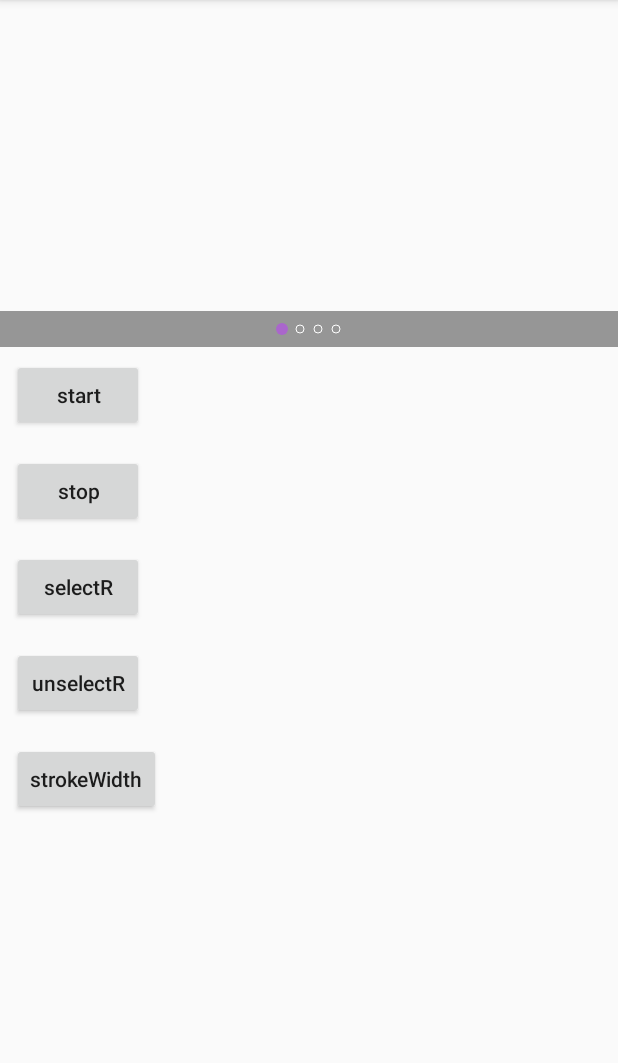
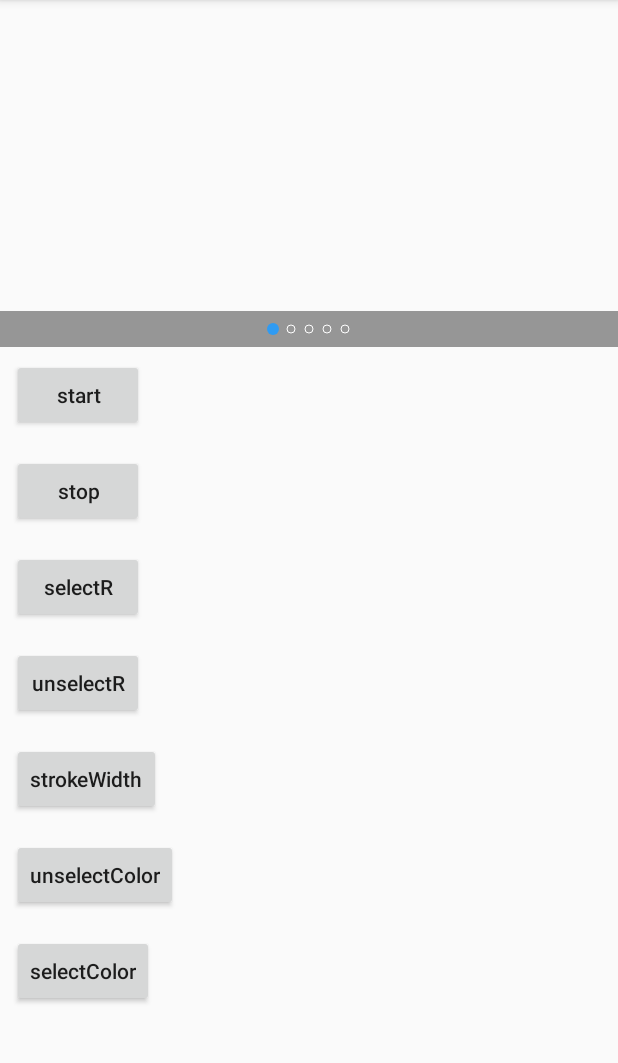
Before and after one commit to zhangshangtijian/zstjbanner, an Android app: the screen it shows after launch (MainActivity), on a phone screen of 412 x 824 dp, the part 84-1147 px from its top. Run offline under Robolectric (Android 15) with nearby library versions, the phone set to English and light mode, and no system bars; our stand-ins replace RxJava; libraries missing offline, so code that uses them is left out: com.facebook.drawee, com.facebook.imagepipeline, rx.android.schedulers, rx.functions, rx.schedulers; 11 statements that could not run were skipped.

Commit message:
add change color

```diff
--- a/app/build.gradle
+++ b/app/build.gradle
@@ -24,6 +24,6 @@ dependencies {
     testCompile 'junit:junit:4.12'
     compile 'com.android.support:appcompat-v7:23.4.0'
     compile 'com.android.support:support-v4:23.4.0'
-    //    compile 'com.ihaozhuo.library:banner:1.0.0'
+//    compile 'com.ihaozhuo.library:banner:1.0.1'
     compile project(':banner')
 }
--- a/app/src/main/java/haozhuo/ihaozhuo/autobanner/MainActivity.java
+++ b/app/src/main/java/haozhuo/ihaozhuo/autobanner/MainActivity.java
@@ -8,7 +8,7 @@ import android.view.View;
 import com.facebook.drawee.backends.pipeline.Fresco;
 import com.ihaozhuo.library.AutoBanner;
 import com.ihaozhuo.library.FrescoUtils.ImageLoadUtils;
-import com.ihaozhuo.library.ViewPagerIndicator;
+import com.ihaozhuo.library.commen.ViewPagerIndicator;
 
 import java.util.ArrayList;
 
@@ -27,6 +27,7 @@ public class MainActivity extends AppCompatActivity {
         banner = (AutoBanner) findViewById(R.id.banner);
         initIndicator();
         banner.bindIndicator(mIndicator);
+        banner.setLoadingDrawable(R.drawable.loading);
 //        banner.addIndicator();
 //        banner.setOnBannerClickListener(new View.OnClickListener() {
 //            @Override
@@ -37,7 +38,8 @@ public class MainActivity extends AppCompatActivity {
         DATAS.add("res:///" + R.drawable.banner1);
         DATAS.add("res:///" + R.drawable.banner2);
         DATAS.add("res:///" + R.drawable.banner3);
-        DATAS.add("http://pic56.nipic.com/file/20141227/19674963_215052431000_2.jpg");
+        DATAS.add("http://tnfs.tngou.net/image/info/161128/2217d85bd71c9a4ea1224a998ed183e6.png");
+        DATAS.add("http://tnfs.tngou.net/image/info/161128/976734466fc4aaa26abead1b46899f45.jpg");
         banner.setImgRes(DATAS);
     }
 
@@ -66,4 +68,12 @@ public class MainActivity extends AppCompatActivity {
         mIndicator.setUnselectedStrokeWidth(3);
     }
 
+    public void selectColor(View v) {
+        mIndicator.setSelectedColor(R.color.androidColorD);
+    }
+
+    public void unselectColor(View v) {
+        mIndicator.setUnselectedColor(R.color.androidColorE);
+    }
+
 }
--- a/app/src/main/res/layout/activity_main.xml
+++ b/app/src/main/res/layout/activity_main.xml
@@ -1,10 +1,12 @@
 <?xml version="1.0" encoding="utf-8"?>
-<LinearLayout xmlns:android="http://schemas.android.com/apk/res/android"
-    xmlns:tools="http://schemas.android.com/tools"
+<ScrollView xmlns:android="http://schemas.android.com/apk/res/android"
+    android:layout_width="match_parent"
+    android:layout_height="match_parent">
+
+    <LinearLayout
         android:layout_width="match_parent"
         android:layout_height="match_parent"
-    android:orientation="vertical"
-    tools:context="haozhuo.ihaozhuo.autobanner.MainActivity">
+        android:orientation="vertical">
 
         <!--<FrameLayout-->
         <!--android:layout_width="match_parent"-->
@@ -15,7 +17,7 @@
             android:layout_width="match_parent"
             android:layout_height="wrap_content" />
 
-    <!--<com.ihaozhuo.library.ViewPagerIndicator xmlns:indicator="http://schemas.android.com/apk/res-auto"-->
+        <!--<com.ihaozhuo.library.commen.ViewPagerIndicator xmlns:indicator="http://schemas.android.com/apk/res-auto"-->
         <!--android:id="@+id/indicator"-->
         <!--android:layout_width="wrap_content"-->
         <!--android:layout_height="24dp"-->
@@ -61,6 +63,7 @@
             android:onClick="unselectR"
             android:text="unselectR"
             android:textAllCaps="false" />
+
         <Button
             android:layout_width="wrap_content"
             android:layout_height="wrap_content"
@@ -69,5 +72,22 @@
             android:text="strokeWidth"
             android:textAllCaps="false" />
 
+        <Button
+            android:layout_width="wrap_content"
+            android:layout_height="wrap_content"
+            android:layout_margin="@dimen/activity_horizontal_margin"
+            android:onClick="unselectColor"
+            android:text="unselectColor"
+            android:textAllCaps="false" />
+
+        <Button
+            android:layout_width="wrap_content"
+            android:layout_height="wrap_content"
+            android:layout_margin="@dimen/activity_horizontal_margin"
+            android:onClick="selectColor"
+            android:text="selectColor"
+            android:textAllCaps="false" />
+
 
     </LinearLayout>
+</ScrollView>
--- a/banner/build.gradle
+++ b/banner/build.gradle
@@ -9,7 +9,7 @@ android {
         minSdkVersion 16
         targetSdkVersion 23
         versionCode 1
-        versionName "1.0.0"
+        versionName "1.0.1"
     }
     buildTypes {
         release {
@@ -22,7 +22,6 @@ android {
 
 dependencies {
     compile fileTree(dir: 'libs', include: ['*.jar'])
-    testCompile 'junit:junit:4.12'
     compile 'com.android.support:appcompat-v7:23.4.0'
     compile 'com.android.support:support-v4:23.4.0'
     compile 'io.reactivex:rxandroid:1.1.0'
--- a/banner/src/main/java/com/ihaozhuo/library/AutoBanner.java
+++ b/banner/src/main/java/com/ihaozhuo/library/AutoBanner.java
@@ -7,10 +7,14 @@ import android.view.Gravity;
 import android.view.WindowManager;
 import android.view.animation.Interpolator;
 import android.widget.FrameLayout;
+import android.widget.RelativeLayout;
 import android.widget.Scroller;
 
+import com.ihaozhuo.library.commen.BannerPager;
 import com.ihaozhuo.library.FrescoUtils.FrescoPagerAdapter;
 import com.ihaozhuo.library.FrescoUtils.ImageLoadUtils;
+import com.ihaozhuo.library.commen.Constants;
+import com.ihaozhuo.library.commen.ViewPagerIndicator;
 
 import java.lang.reflect.Field;
 import java.util.ArrayList;
@@ -34,8 +38,8 @@ import rx.schedulers.Schedulers;
  */
 public class AutoBanner extends FrameLayout {
     private int SpeedSCROLL = 800;// 滑动速度
-    private static final int MP = FrameLayout.LayoutParams.MATCH_PARENT;
-    private static final int WC = FrameLayout.LayoutParams.WRAP_CONTENT;
+    private static final int MP = RelativeLayout.LayoutParams.MATCH_PARENT;
+    private static final int WC = RelativeLayout.LayoutParams.WRAP_CONTENT;
     int width = 0;
     int height = 0;
 
@@ -43,7 +47,7 @@ public class AutoBanner extends FrameLayout {
     private int mPagerCount = 1;
     //自动播放时间
     private int mAutoPalyTime = 4000;
-    private ViewPager mViewPager;
+    private BannerPager mViewPager;
     private ViewPagerIndicator mIndicator;
     private FrescoPagerAdapter mPagerAdapter;
 
@@ -77,8 +81,17 @@ public class AutoBanner extends FrameLayout {
      *
      * @param clickListener
      */
-    public void setOnBannerClickListener(OnClickListener clickListener) {
-        mPagerAdapter.setOnBannerClickListener(clickListener);
+    public void setOnBannerItemClickListener(FrescoPagerAdapter.onBannerItemClickListener clickListener) {
+        mPagerAdapter.setOnBannerItemClickListener(clickListener);
+    }
+
+    /**
+     * 设置轮播图LoadingDrawable
+     *
+     * @param drawable
+     */
+    public void setLoadingDrawable(int drawable) {
+        mPagerAdapter.setLoadingDrawable(drawable);
     }
 
     /**
@@ -95,7 +108,9 @@ public class AutoBanner extends FrameLayout {
             mViewPager.setCurrentItem(mPagerCount * Constants.PAGERCOUNT / 2, false);
             startAutoPlay();
         }
-        mIndicator.setNumber(mPagerCount);
+        if (mIndicator != null) {
+            mIndicator.setNumber(mPagerCount);
+        }
     }
 
     /**
@@ -108,6 +123,7 @@ public class AutoBanner extends FrameLayout {
         lp.gravity = Gravity.BOTTOM;
         mIndicator.setLayoutParams(lp);
         addView(mIndicator);
+        mIndicator.setNumber(mPagerCount);
     }
 
     /**
@@ -122,6 +138,7 @@ public class AutoBanner extends FrameLayout {
         lp.gravity = Gravity.BOTTOM;
         mIndicator.setLayoutParams(lp);
         addView(mIndicator);
+        mIndicator.setNumber(mPagerCount);
     }
 
     /**
@@ -134,13 +151,14 @@ public class AutoBanner extends FrameLayout {
         mIndicator = indicator;
         mIndicator.setLayoutParams(params);
         addView(mIndicator);
+        mIndicator.setNumber(mPagerCount);
     }
 
 
     private void initView(Context context) {
-        mViewPager = new ViewPager(context);
-        addView(mViewPager, new FrameLayout.LayoutParams(MP, MP));
-        mPagerAdapter = new FrescoPagerAdapter(context);
+        mViewPager = new BannerPager(context);
+        addView(mViewPager);
+        mPagerAdapter = new FrescoPagerAdapter(context, width, height);
         mViewPager.setAdapter(mPagerAdapter);
         mViewPager.setOnPageChangeListener(new ViewPager.OnPageChangeListener() {
             @Override
--- a/banner/src/main/java/com/ihaozhuo/library/AutoBanner2.java
+++ b/banner/src/main/java/com/ihaozhuo/library/AutoBanner2.java
@@ -13,6 +13,9 @@ import android.widget.ImageView;
 import android.widget.RelativeLayout;
 import android.widget.Scroller;
 import android.widget.Toast;
+
+import com.ihaozhuo.library.commen.CustomImagerView;
+import com.ihaozhuo.library.commen.ViewPagerIndicator;
 
 import java.lang.reflect.Field;
 import java.util.concurrent.TimeUnit;
--- a/banner/src/main/java/com/ihaozhuo/library/FrescoUtils/FrescoPagerAdapter.java
+++ b/banner/src/main/java/com/ihaozhuo/library/FrescoUtils/FrescoPagerAdapter.java
@@ -6,9 +6,9 @@ import android.support.v4.view.ViewPager;
 import android.view.View;
 import android.view.ViewGroup;
 import android.widget.ImageView;
-import android.widget.Toast;
 
-import com.ihaozhuo.library.Constants;
+import com.facebook.imagepipeline.common.ResizeOptions;
+import com.ihaozhuo.library.commen.Constants;
 import com.ihaozhuo.library.R;
 
 import java.util.ArrayList;
@@ -21,11 +21,17 @@ public class FrescoPagerAdapter extends PagerAdapter {
     private List<Width16Heigth9DraweeView> mCacheViews = new ArrayList<>();
     private List<String> mImgRes;
     private Context mContext;
-    private View.OnClickListener mOnClickListener;
+    private onBannerItemClickListener mOnBannerItemClickListener;
+    private int width;
+    private int height;
+    private int loadingDrawable = -1;
 
-    public FrescoPagerAdapter(Context context) {
+
+    public FrescoPagerAdapter(Context context, int width, int height) {
+        this.width = width;
+        this.height = height;
         mImgRes = new ArrayList();
-        mImgRes.add("res:///" + R.drawable.banner);
+        mImgRes.add("res:///" + R.drawable.zbanner);
         mContext = context;
     }
 
@@ -35,8 +41,12 @@ public class FrescoPagerAdapter extends PagerAdapter {
         notifyDataSetChanged();
     }
 
-    public void setOnBannerClickListener(View.OnClickListener onClickListener) {
-        mOnClickListener = onClickListener;
+    public void setOnBannerItemClickListener(onBannerItemClickListener onClickListener) {
+        mOnBannerItemClickListener = onClickListener;
+    }
+
+    public void setLoadingDrawable(int drawable) {
+        loadingDrawable = drawable;
     }
 
     @Override
@@ -60,14 +70,17 @@ public class FrescoPagerAdapter extends PagerAdapter {
             iv.setLayoutParams(new ViewPager.LayoutParams());
             iv.setScaleType(ImageView.ScaleType.CENTER_CROP);
         }
-        ImageLoadUtils.getInstance().display(mImgRes.get(index), iv);
+        ResizeOptions resizeOptions = new ResizeOptions(width, height);
+        if (loadingDrawable != -1) {
+            ImageLoadUtils.getInstance().display(mImgRes.get(index), iv, loadingDrawable, resizeOptions);
+        } else {
+            ImageLoadUtils.getInstance().display(mImgRes.get(index), iv, R.drawable.zbanner, resizeOptions);
+        }
         iv.setOnClickListener(new View.OnClickListener() {
             @Override
             public void onClick(View v) {
-                if (mOnClickListener == null) {
-                    Toast.makeText(mContext, "click :" + (index + 1), Toast.LENGTH_SHORT).show();
-                } else {
-                    mOnClickListener.onClick(v);
+                if (mOnBannerItemClickListener != null) {
+                    mOnBannerItemClickListener.onItemClick(index);
                 }
             }
         });
@@ -80,4 +93,9 @@ public class FrescoPagerAdapter extends PagerAdapter {
         container.removeView((View) object);
         mCacheViews.add((Width16Heigth9DraweeView) object);
     }
+
+    public interface onBannerItemClickListener {
+        void onItemClick(int position);
+    }
+
 }
--- a/banner/src/main/java/com/ihaozhuo/library/MyPagerAdapter.java
+++ b/banner/src/main/java/com/ihaozhuo/library/MyPagerAdapter.java
@@ -8,6 +8,9 @@ import android.view.View;
 import android.view.ViewGroup;
 import android.widget.ImageView;
 import android.widget.Toast;
+
+import com.ihaozhuo.library.commen.Constants;
+import com.ihaozhuo.library.commen.CustomImagerView;
 
 import java.util.ArrayList;
 import java.util.List;
@@ -23,7 +26,7 @@ public class MyPagerAdapter extends PagerAdapter {
 
     public MyPagerAdapter(Context context) {
         mImgRes = new ArrayList();
-        mImgRes.add(R.drawable.banner);
+        mImgRes.add(R.drawable.zbanner);
         mContext = context;
     }
 
--- /dev/null
+++ b/banner/src/main/java/com/ihaozhuo/library/commen/BannerPager.java
@@ -0,0 +1,36 @@
+package com.ihaozhuo.library.commen;
+
+import android.content.Context;
+import android.support.v4.view.ViewPager;
+import android.util.AttributeSet;
+import android.view.WindowManager;
+
+public class BannerPager extends ViewPager {
+    int width = 0;
+    int height = 0;
+
+    public BannerPager(Context context) {
+        super(context);
+        WindowManager wm = (WindowManager) getContext().getSystemService(
+                Context.WINDOW_SERVICE);
+        width = wm.getDefaultDisplay().getWidth();
+        double proportion = (((double) 9) / 16);
+        height = (int) (width * proportion);
+    }
+
+    @SuppressWarnings("deprecation")
+    public BannerPager(Context context, AttributeSet attrs) {
+        super(context, attrs);
+        WindowManager wm = (WindowManager) getContext().getSystemService(
+                Context.WINDOW_SERVICE);
+        width = wm.getDefaultDisplay().getWidth();
+        double proportion = (((double) 9) / 16);
+        height = (int) (width * proportion);
+    }
+
+    @Override
+    protected void onMeasure(int widthMeasureSpec, int heightMeasureSpec) {
+        super.onMeasure(widthMeasureSpec, heightMeasureSpec);
+        setMeasuredDimension(width, height);
+    }
+}
--- a/banner/src/main/java/com/ihaozhuo/library/Constants.java
+++ b/banner/src/main/java/com/ihaozhuo/library/commen/Constants.java
@@ -1,4 +1,4 @@
-package com.ihaozhuo.library;
+package com.ihaozhuo.library.commen;
 
 /**
  * Created by zhangzhongyao on 2016/11/24.
--- a/banner/src/main/java/com/ihaozhuo/library/CustomImagerView.java
+++ b/banner/src/main/java/com/ihaozhuo/library/commen/CustomImagerView.java
@@ -1,4 +1,4 @@
-package com.ihaozhuo.library;
+package com.ihaozhuo.library.commen;
 
 import android.content.Context;
 import android.util.AttributeSet;
--- a/banner/src/main/java/com/ihaozhuo/library/ViewPagerIndicator.java
+++ b/banner/src/main/java/com/ihaozhuo/library/commen/ViewPagerIndicator.java
@@ -1,4 +1,4 @@
-package com.ihaozhuo.library;
+package com.ihaozhuo.library.commen;
 
 import android.content.Context;
 import android.content.res.TypedArray;
@@ -9,6 +9,7 @@ import android.util.AttributeSet;
 import android.view.View;
 
 import com.ihaozhuo.library.FrescoUtils.ImageLoadUtils;
+import com.ihaozhuo.library.R;
 
 
 public class ViewPagerIndicator extends View {
@@ -59,7 +60,7 @@ public class ViewPagerIndicator extends View {
     public ViewPagerIndicator(Context context) {
         super(context);
 //        int selectedColor = Color.WHITE;
-        int selectedColor = getContext().getResources().getColor(R.color.androidColorB);
+        int selectedColor = getContext().getResources().getColor(R.color.theme_blue);
         int unselectedColor = Color.WHITE;
         strokeWidth = ImageLoadUtils.dp2px(getContext(), (float) 1);
         selectedRadius = ImageLoadUtils.dp2px(getContext(), 4);
@@ -83,6 +84,14 @@ public class ViewPagerIndicator extends View {
     public void setUnselectedStrokeWidth(float radius) {
         strokeWidth = ImageLoadUtils.dp2px(getContext(), radius);
         unselectedPaint.setStrokeWidth(strokeWidth);
+    }
+
+    public void setUnselectedColor(int color) {
+        unselectedPaint.setColor(getContext().getResources().getColor(color));
+    }
+
+    public void setSelectedColor(int color) {
+        selectedPaint.setColor(getContext().getResources().getColor(color));
     }
 
     @Override
--- a/banner/src/main/res/values/attrs.xml
+++ b/banner/src/main/res/values/attrs.xml
@@ -4,7 +4,6 @@
     <declare-styleable name="orgIndicator">
         <attr name="selectedColor" format="color" />
         <attr name="unselectedColor" format="color" />
-        <attr name="radius" format="dimension" />
         <attr name="selectedRadius" format="dimension" />
         <attr name="unselectedRadius" format="dimension" />
         <attr name="strokeWidth" format="dimension" />
--- a/banner/src/main/res/values/colors.xml
+++ b/banner/src/main/res/values/colors.xml
@@ -1,6 +1,6 @@
 <?xml version="1.0" encoding="utf-8"?>
 <resources>
-
+    <color name="theme_blue">#309BF2</color>
     <color name="androidColorA">#33B5E5</color>
     <color name="androidColorB">#AA66CC</color>
     <color name="androidColorC">#99CC00</color>
```
Also changed, not shown: app/src/main/AndroidManifest.xml (+7 -0 lines), banner/src/main/java/com/ihaozhuo/library/FrescoUtils/ImageLoadUtils.java (+5 -5 lines), app/src/main/res/drawable/loading.jpg (added), banner/src/main/res/drawable-xhdpi/zbanner.jpg (renamed from banner/src/main/res/drawable-xhdpi/banner.jpg), 1 other file. Lines whose indentation alone changed are shown as unchanged.
